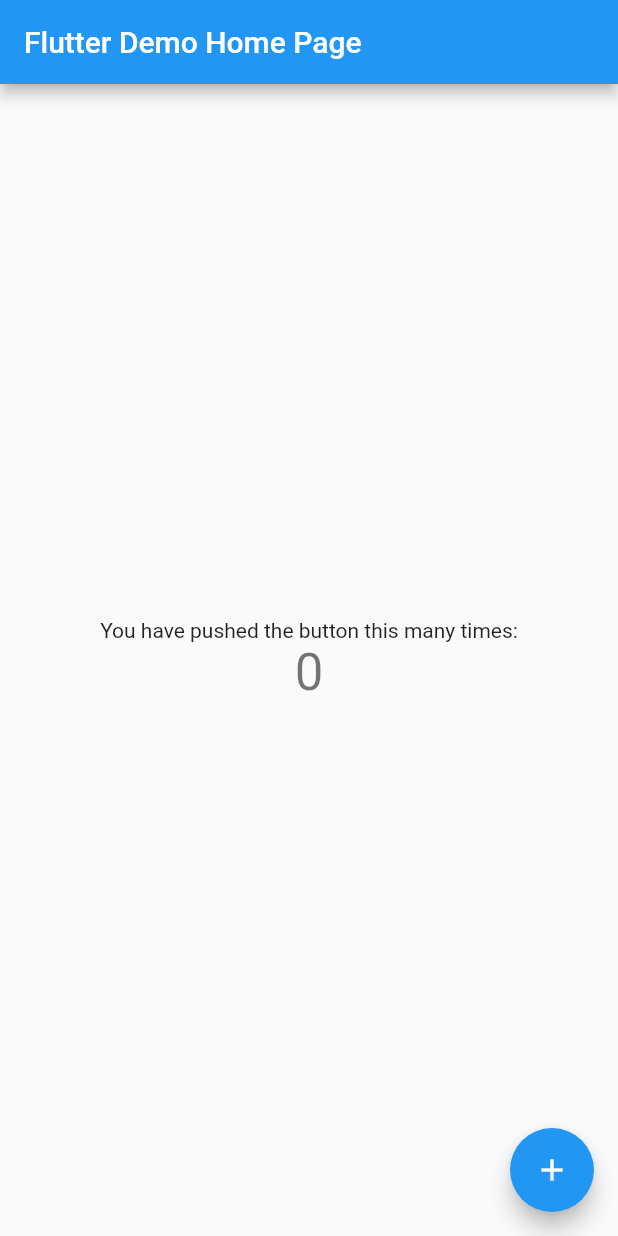
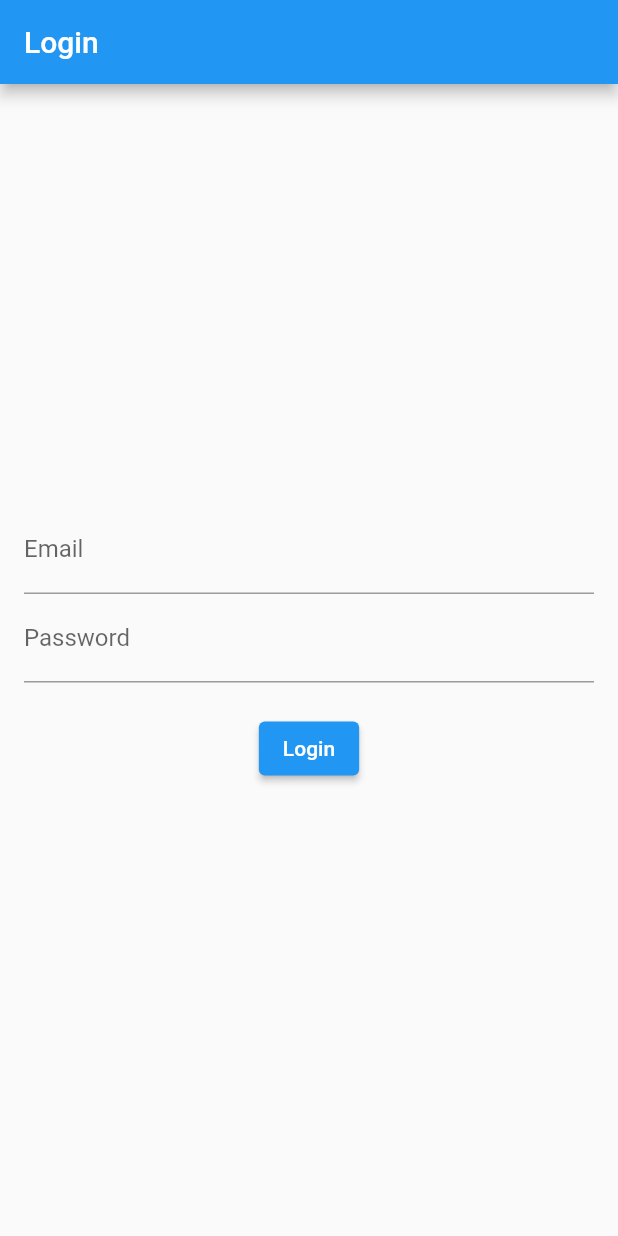
Before and after one commit to Kaizerioo/Defisit_App, a Flutter app: the screen it shows after launch, on a phone screen of 412 x 824 dp. Run offline on Flutter 3.47's test engine with Material 2 defaults, Android fonts, the phone set to English and light mode, and no system bars.

Commit message:
first login page w dummy auth

```diff
--- a/lib/main.dart
+++ b/lib/main.dart
@@ -1,115 +1,30 @@
+import 'package:defisit/pages/home.dart';
+import 'package:defisit/pages/login.dart';
 import 'package:flutter/material.dart';
+import 'package:flutter/services.dart';
+import 'package:flutter/src/widgets/container.dart';
+import 'package:flutter/src/widgets/framework.dart';
 
-void main() {
-  runApp(const MyApp());
-}
-
-class MyApp extends StatelessWidget {
-  const MyApp({super.key});
-
-  // This widget is the root of your application.
+class Defisit extends StatelessWidget {
+  const Defisit({super.key});
   @override
   Widget build(BuildContext context) {
-    return MaterialApp(
-      title: 'Flutter Demo',
-      theme: ThemeData(
-        // This is the theme of your application.
-        //
-        // Try running your application with "flutter run". You'll see the
-        // application has a blue toolbar. Then, without quitting the app, try
-        // changing the primarySwatch below to Colors.green and then invoke
-        // "hot reload" (press "r" in the console where you ran "flutter run",
-        // or simply save your changes to "hot reload" in a Flutter IDE).
-        // Notice that the counter didn't reset back to zero; the application
-        // is not restarted.
-        primarySwatch: Colors.blue,
-      ),
-      home: const MyHomePage(title: 'Flutter Demo Home Page'),
+    return const MaterialApp(
+      title: "Defisit",
+      debugShowCheckedModeBanner: false,
+      home: LoginPage(),
     );
   }
 }
+void main(List<String> args) {
+  WidgetsFlutterBinding.ensureInitialized();
 
-class MyHomePage extends StatefulWidget {
-  const MyHomePage({super.key, required this.title});
+  SystemChrome.setPreferredOrientations(
+    [
+      DeviceOrientation.portraitUp,
+      DeviceOrientation.portraitDown,
+    ]
+  );
 
-  // This widget is the home page of your application. It is stateful, meaning
-  // that it has a State object (defined below) that contains fields that affect
-  // how it looks.
-
-  // This class is the configuration for the state. It holds the values (in this
-  // case the title) provided by the parent (in this case the App widget) and
-  // used by the build method of the State. Fields in a Widget subclass are
-  // always marked "final".
-
-  final String title;
-
-  @override
-  State<MyHomePage> createState() => _MyHomePageState();
+  runApp(const Defisit());
 }
-
-class _MyHomePageState extends State<MyHomePage> {
-  int _counter = 0;
-
-  void _incrementCounter() {
-    setState(() {
-      // This call to setState tells the Flutter framework that something has
-      // changed in this State, which causes it to rerun the build method below
-      // so that the display can reflect the updated values. If we changed
-      // _counter without calling setState(), then the build method would not be
-      // called again, and so nothing would appear to happen.
-      _counter++;
-    });
-  }
-
-  @override
-  Widget build(BuildContext context) {
-    // This method is rerun every time setState is called, for instance as done
-    // by the _incrementCounter method above.
-    //
-    // The Flutter framework has been optimized to make rerunning build methods
-    // fast, so that you can just rebuild anything that needs updating rather
-    // than having to individually change instances of widgets.
-    return Scaffold(
-      appBar: AppBar(
-        // Here we take the value from the MyHomePage object that was created by
-        // the App.build method, and use it to set our appbar title.
-        title: Text(widget.title),
-      ),
-      body: Center(
-        // Center is a layout widget. It takes a single child and positions it
-        // in the middle of the parent.
-        child: Column(
-          // Column is also a layout widget. It takes a list of children and
-          // arranges them vertically. By default, it sizes itself to fit its
-          // children horizontally, and tries to be as tall as its parent.
-          //
-          // Invoke "debug painting" (press "p" in the console, choose the
-          // "Toggle Debug Paint" action from the Flutter Inspector in Android
-          // Studio, or the "Toggle Debug Paint" command in Visual Studio Code)
-          // to see the wireframe for each widget.
-          //
-          // Column has various properties to control how it sizes itself and
-          // how it positions its children. Here we use mainAxisAlignment to
-          // center the children vertically; the main axis here is the vertical
-          // axis because Columns are vertical (the cross axis would be
-          // horizontal).
-          mainAxisAlignment: MainAxisAlignment.center,
-          children: <Widget>[
-            const Text(
-              'You have pushed the button this many times:',
-            ),
-            Text(
-              '$_counter',
-              style: Theme.of(context).textTheme.headline4,
-            ),
-          ],
-        ),
-      ),
-      floatingActionButton: FloatingActionButton(
-        onPressed: _incrementCounter,
-        tooltip: 'Increment',
-        child: const Icon(Icons.add),
-      ), // This trailing comma makes auto-formatting nicer for build methods.
-    );
-  }
-}
--- /dev/null
+++ b/lib/pages/login.dart
@@ -0,0 +1,96 @@
+import 'package:flutter/material.dart';
+import 'package:defisit/pages/home.dart'; // Assuming home_page.dart exists in your project
+
+class LoginPage extends StatefulWidget {
+  const LoginPage({super.key});
+  @override
+  _LoginPageState createState() => _LoginPageState();
+}
+
+class _LoginPageState extends State<LoginPage> {
+  final _formKey = GlobalKey<FormState>();
+  final TextEditingController _emailController = TextEditingController();
+  final TextEditingController _passwordController = TextEditingController();
+
+  String _errorMessage = '';
+
+  void _login() {
+    // Dummy authentication logic
+    String email = _emailController.text;
+    String password = _passwordController.text;
+
+    // Hardcoded credentials for demonstration
+    if (email == 'test@example.com' && password == 'password123') {
+      // If credentials are correct, navigate to HomePage
+      Navigator.pushReplacement(
+        context,
+        MaterialPageRoute(builder: (context) => Home()),
+      );
+    } else {
+      setState(() {
+        _errorMessage = 'Invalid email or password';
+      });
+    }
+  }
+
+  @override
+  Widget build(BuildContext context) {
+    return Scaffold(
+      appBar: AppBar(
+        title: Text('Login'),
+      ),
+      body: Padding(
+        padding: const EdgeInsets.all(16.0),
+        child: Form(
+          key: _formKey,
+          child: Column(
+            mainAxisAlignment: MainAxisAlignment.center,
+            children: [
+              TextFormField(
+                controller: _emailController,
+                decoration: InputDecoration(labelText: 'Email'),
+                keyboardType: TextInputType.emailAddress,
+                validator: (value) {
+                  if (value == null || value.isEmpty) {
+                    return 'Please enter your email';
+                  } else if (!RegExp(r'^[^@]+@[^@]+\.[^@]+').hasMatch(value)) {
+                    return 'Please enter a valid email address';
+                  }
+                  return null;
+                },
+              ),
+              TextFormField(
+                controller: _passwordController,
+                decoration: InputDecoration(labelText: 'Password'),
+                obscureText: true,
+                validator: (value) {
+                  if (value == null || value.isEmpty) {
+                    return 'Please enter your password';
+                  } else if (value.length < 6) {
+                    return 'Password must be at least 6 characters long';
+                  }
+                  return null;
+                },
+              ),
+              SizedBox(height: 20),
+              ElevatedButton(
+                onPressed: () {
+                  if (_formKey.currentState?.validate() ?? false) {
+                    _login();
+                  }
+                },
+                child: Text('Login'),
+              ),
+              SizedBox(height: 20),
+              if (_errorMessage.isNotEmpty)
+                Text(
+                  _errorMessage,
+                  style: TextStyle(color: Colors.red),
+                ),
+            ],
+          ),
+        ),
+      ),
+    );
+  }
+}
```
Also changed, not shown: lib/pages/home.dart (added, +21 -0 lines), pubspec.yaml (line endings or trailing spaces), 1 other file.
